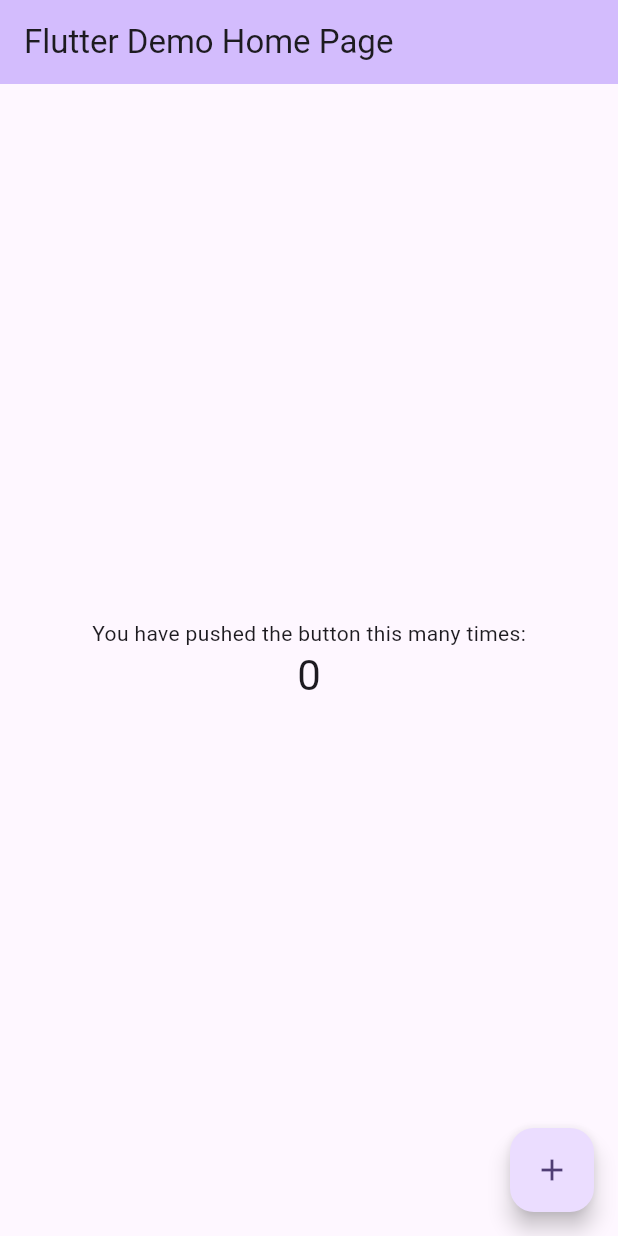
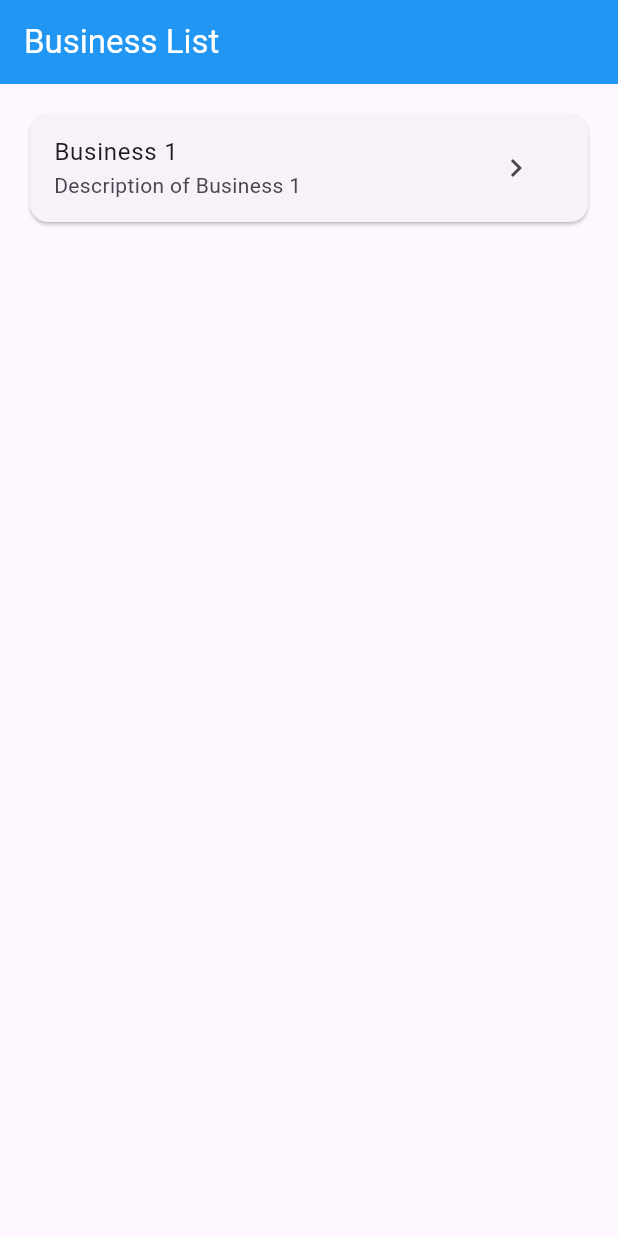
Before and after one commit to Foriwah/geny, a Flutter app: the screen it shows after launch, on a phone screen of 412 x 824 dp. Run offline on Flutter 3.47's test engine with Material 3 defaults, Android fonts, the light colour scheme and no system bars.

Commit message:
feature: UI for list and widget

```diff
--- a/lib/main.dart
+++ b/lib/main.dart
@@ -1,4 +1,5 @@
 import 'package:flutter/material.dart';
+import 'package:geny/presentation/pages/business_list_screen.dart';
 
 void main() {
   runApp(const MyApp());
@@ -12,111 +13,9 @@ class MyApp extends StatelessWidget {
   Widget build(BuildContext context) {
     return MaterialApp(
       title: 'Flutter Demo',
-      theme: ThemeData(
-        // This is the theme of your application.
-        //
-        // TRY THIS: Try running your application with "flutter run". You'll see
-        // the application has a purple toolbar. Then, without quitting the app,
-        // try changing the seedColor in the colorScheme below to Colors.green
-        // and then invoke "hot reload" (save your changes or press the "hot
-        // reload" button in a Flutter-supported IDE, or press "r" if you used
-        // the command line to start the app).
-        //
-        // Notice that the counter didn't reset back to zero; the application
-        // state is not lost during the reload. To reset the state, use hot
-        // restart instead.
-        //
-        // This works for code too, not just values: Most code changes can be
-        // tested with just a hot reload.
-        colorScheme: ColorScheme.fromSeed(seedColor: Colors.deepPurple),
-      ),
-      home: const MyHomePage(title: 'Flutter Demo Home Page'),
+      debugShowCheckedModeBanner: false,
+      theme: ThemeData(primarySwatch: Colors.blue),
+      home: BusinessListScreen(),
     );
   }
 }
-
-class MyHomePage extends StatefulWidget {
-  const MyHomePage({super.key, required this.title});
-
-  // This widget is the home page of your application. It is stateful, meaning
-  // that it has a State object (defined below) that contains fields that affect
-  // how it looks.
-
-  // This class is the configuration for the state. It holds the values (in this
-  // case the title) provided by the parent (in this case the App widget) and
-  // used by the build method of the State. Fields in a Widget subclass are
-  // always marked "final".
-
-  final String title;
-
-  @override
-  State<MyHomePage> createState() => _MyHomePageState();
-}
-
-class _MyHomePageState extends State<MyHomePage> {
-  int _counter = 0;
-
-  void _incrementCounter() {
-    setState(() {
-      // This call to setState tells the Flutter framework that something has
-      // changed in this State, which causes it to rerun the build method below
-      // so that the display can reflect the updated values. If we changed
-      // _counter without calling setState(), then the build method would not be
-      // called again, and so nothing would appear to happen.
-      _counter++;
-    });
-  }
-
-  @override
-  Widget build(BuildContext context) {
-    // This method is rerun every time setState is called, for instance as done
-    // by the _incrementCounter method above.
-    //
-    // The Flutter framework has been optimized to make rerunning build methods
-    // fast, so that you can just rebuild anything that needs updating rather
-    // than having to individually change instances of widgets.
-    return Scaffold(
-      appBar: AppBar(
-        // TRY THIS: Try changing the color here to a specific color (to
-        // Colors.amber, perhaps?) and trigger a hot reload to see the AppBar
-        // change color while the other colors stay the same.
-        backgroundColor: Theme.of(context).colorScheme.inversePrimary,
-        // Here we take the value from the MyHomePage object that was created by
-        // the App.build method, and use it to set our appbar title.
-        title: Text(widget.title),
-      ),
-      body: Center(
-        // Center is a layout widget. It takes a single child and positions it
-        // in the middle of the parent.
-        child: Column(
-          // Column is also a layout widget. It takes a list of children and
-          // arranges them vertically. By default, it sizes itself to fit its
-          // children horizontally, and tries to be as tall as its parent.
-          //
-          // Column has various properties to control how it sizes itself and
-          // how it positions its children. Here we use mainAxisAlignment to
-          // center the children vertically; the main axis here is the vertical
-          // axis because Columns are vertical (the cross axis would be
-          // horizontal).
-          //
-          // TRY THIS: Invoke "debug painting" (choose the "Toggle Debug Paint"
-          // action in the IDE, or press "p" in the console), to see the
-          // wireframe for each widget.
-          mainAxisAlignment: MainAxisAlignment.center,
-          children: <Widget>[
-            const Text('You have pushed the button this many times:'),
-            Text(
-              '$_counter',
-              style: Theme.of(context).textTheme.headlineMedium,
-            ),
-          ],
-        ),
-      ),
-      floatingActionButton: FloatingActionButton(
-        onPressed: _incrementCounter,
-        tooltip: 'Increment',
-        child: const Icon(Icons.add),
-      ), // This trailing comma makes auto-formatting nicer for build methods.
-    );
-  }
-}
--- /dev/null
+++ b/lib/presentation/pages/business_list_screen.dart
@@ -0,0 +1,28 @@
+import 'package:flutter/material.dart';
+import 'package:geny/presentation/widgets/business_card.dart';
+
+class BusinessListScreen extends StatefulWidget {
+  const BusinessListScreen({super.key});
+
+  @override
+  State<BusinessListScreen> createState() => _BusinessListScreenState();
+}
+
+class _BusinessListScreenState extends State<BusinessListScreen> {
+  @override
+  Widget build(BuildContext context) {
+    return Scaffold(
+      appBar: AppBar(
+        title: const Text(
+          'Business List',
+          style: TextStyle(color: Colors.white),
+        ),
+        backgroundColor: Colors.blue,
+      ),
+      body: ListView(
+        padding: const EdgeInsets.all(16.0),
+        children: [BusinessCard()],
+      ),
+    );
+  }
+}
--- /dev/null
+++ b/lib/presentation/widgets/business_card.dart
@@ -0,0 +1,21 @@
+import 'package:flutter/material.dart';
+
+class BusinessCard extends StatelessWidget {
+  const BusinessCard({super.key});
+
+  @override
+  Widget build(BuildContext context) {
+    return Card(
+      child: ListTile(
+        title: const Text('Business 1'),
+        subtitle: const Text('Description of Business 1'),
+        trailing: IconButton(
+          icon: const Icon(Icons.keyboard_arrow_right),
+          onPressed: () {
+            // Navigate to business details
+          },
+        ),
+      ),
+    );
+  }
+}
```
